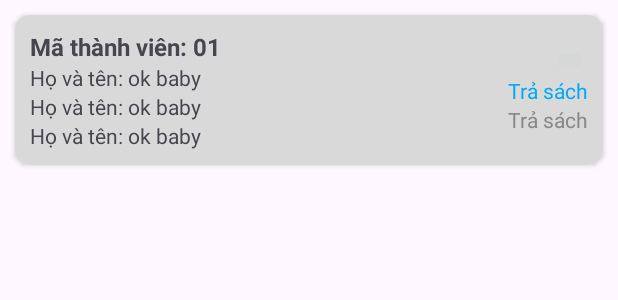
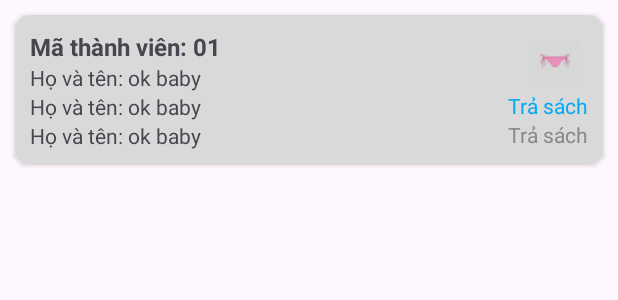
Before and after one commit to Thetai204/MOB2014_LuongTheTai_PH35465, an Android app: the layout item_phieuMuon.xml on its own in the app's theme, with its tools: preview values and no code run, on a phone screen of 412 x 824 dp. Shown: the top 300 px of the screen. Run offline under Robolectric (Android 15) with nearby library versions, the phone set to English and light mode, and no system bars.

Commit message:
10/10/2023 update

```diff
--- a/app/src/main/res/layout/item_loai.xml
+++ b/app/src/main/res/layout/item_loai.xml
@@ -34,7 +34,7 @@
     <ImageButton
         android:layout_width="wrap_content"
         android:layout_height="wrap_content"
-        android:src="@drawable/button_login"
+        android:background="@drawable/bikini"
         android:layout_gravity="center"
         android:id="@+id/ibtn_xoaThanhvien"/>
 </LinearLayout>
--- a/app/src/main/res/layout/item_phieuMuon.xml
+++ b/app/src/main/res/layout/item_phieuMuon.xml
@@ -51,7 +51,7 @@
         <ImageButton
             android:layout_width="wrap_content"
             android:layout_height="wrap_content"
-            android:src="@drawable/button_login"
+            android:src="@drawable/bikini"
             android:id="@+id/ibtn_xoaThanhvien"/>
         <TextView
             android:layout_width="wrap_content"
--- a/app/src/main/res/layout/item_sach.xml
+++ b/app/src/main/res/layout/item_sach.xml
@@ -44,7 +44,7 @@
     <ImageButton
         android:layout_width="wrap_content"
         android:layout_height="wrap_content"
-        android:src="@drawable/button_login"
+        android:src="@drawable/bikini"
         android:layout_gravity="center"
         android:id="@+id/ibtn_xoaThanhvien"/>
 </LinearLayout>
--- a/app/src/main/res/layout/item_thanhvien.xml
+++ b/app/src/main/res/layout/item_thanhvien.xml
@@ -39,7 +39,7 @@
     <ImageButton
         android:layout_width="wrap_content"
         android:layout_height="wrap_content"
-        android:src="@drawable/button_login"
+        android:src="@drawable/bikini"
         android:layout_gravity="center"
         android:id="@+id/ibtn_xoaThanhvien"/>
 </LinearLayout>
```
Also changed, not shown: app/src/main/res/drawable/bikini.png (added).
